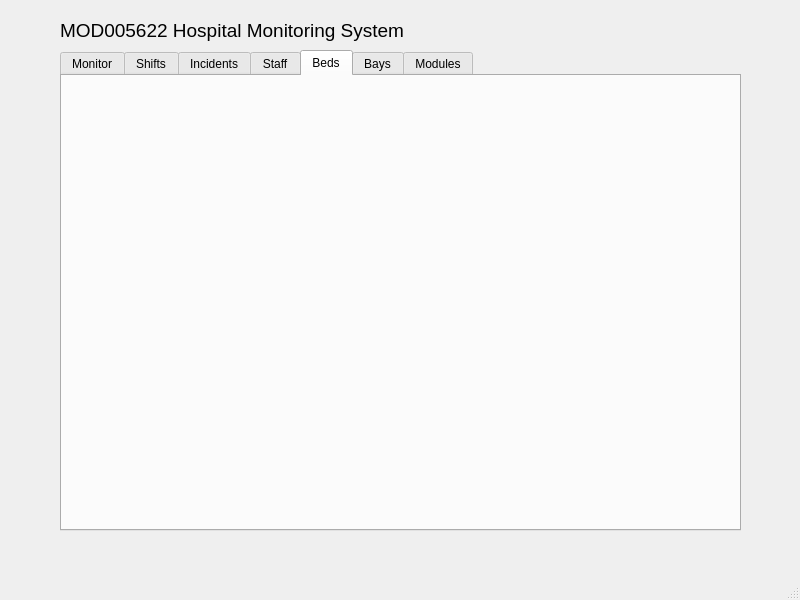
This is src/files/mainwindow.ui in ZaxterB/Hospital as Qt 5 draws it before an edit. The edited form follows.
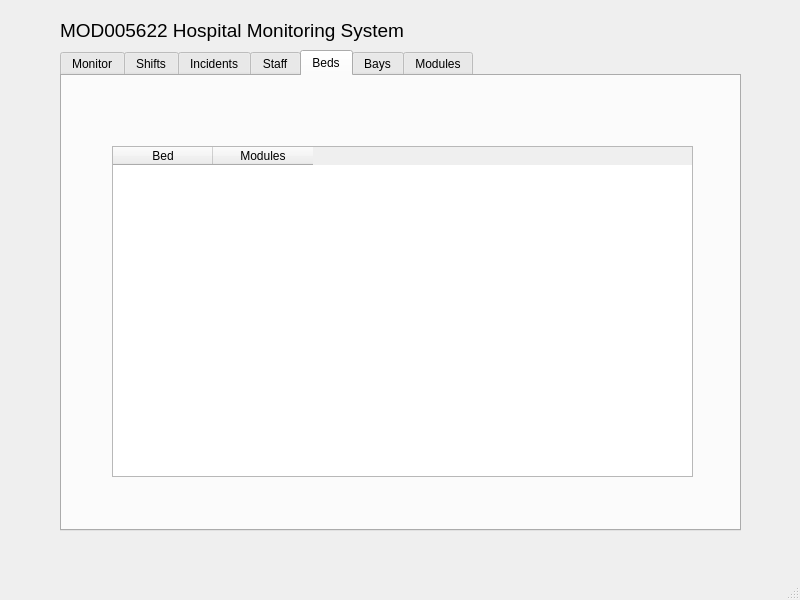
This is the edited form. The open tabs and pages were chosen to show the change.

Diff of the .ui file:
```diff
--- a/src/files/mainwindow.ui
+++ b/src/files/mainwindow.ui
@@ -277,6 +277,32 @@
      <attribute name="title">
       <string>Beds</string>
      </attribute>
+     <widget class="QTableWidget" name="tblBed">
+      <property name="geometry">
+       <rect>
+        <x>50</x>
+        <y>70</y>
+        <width>581</width>
+        <height>331</height>
+       </rect>
+      </property>
+      <property name="rowCount">
+       <number>0</number>
+      </property>
+      <property name="columnCount">
+       <number>2</number>
+      </property>
+      <column>
+       <property name="text">
+        <string>Bed</string>
+       </property>
+      </column>
+      <column>
+       <property name="text">
+        <string>Modules</string>
+       </property>
+      </column>
+     </widget>
     </widget>
     <widget class="QWidget" name="tabBays">
      <attribute name="title">
```
Left out of the diff: 58 changed lines with no effect on the pictures.
